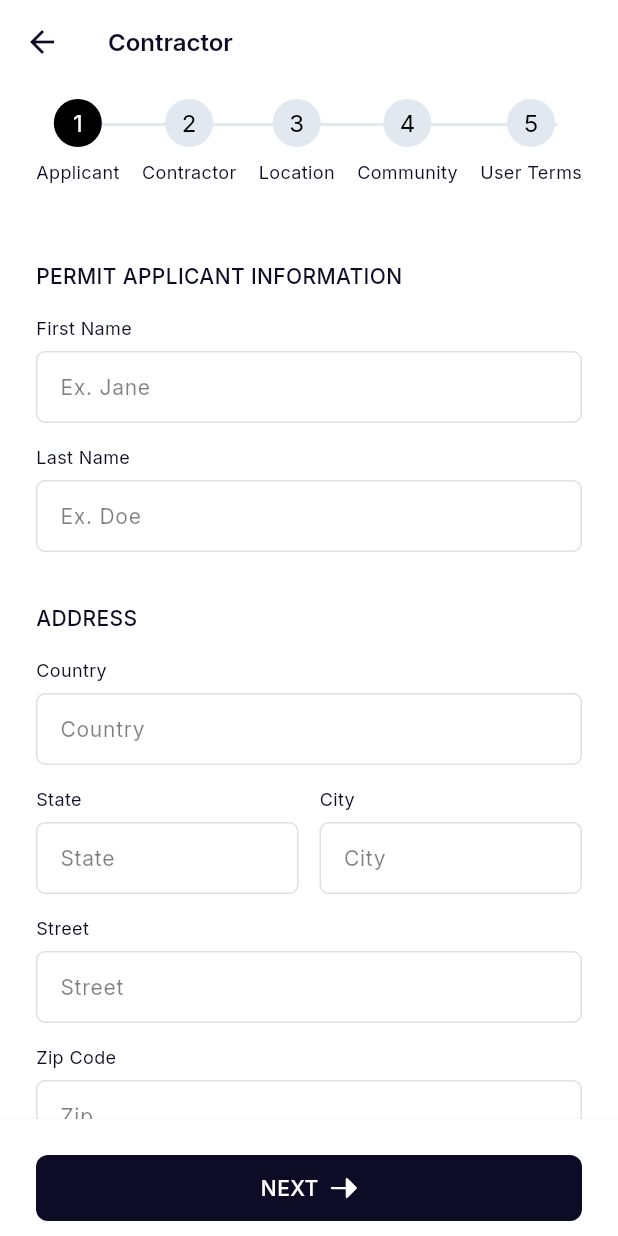
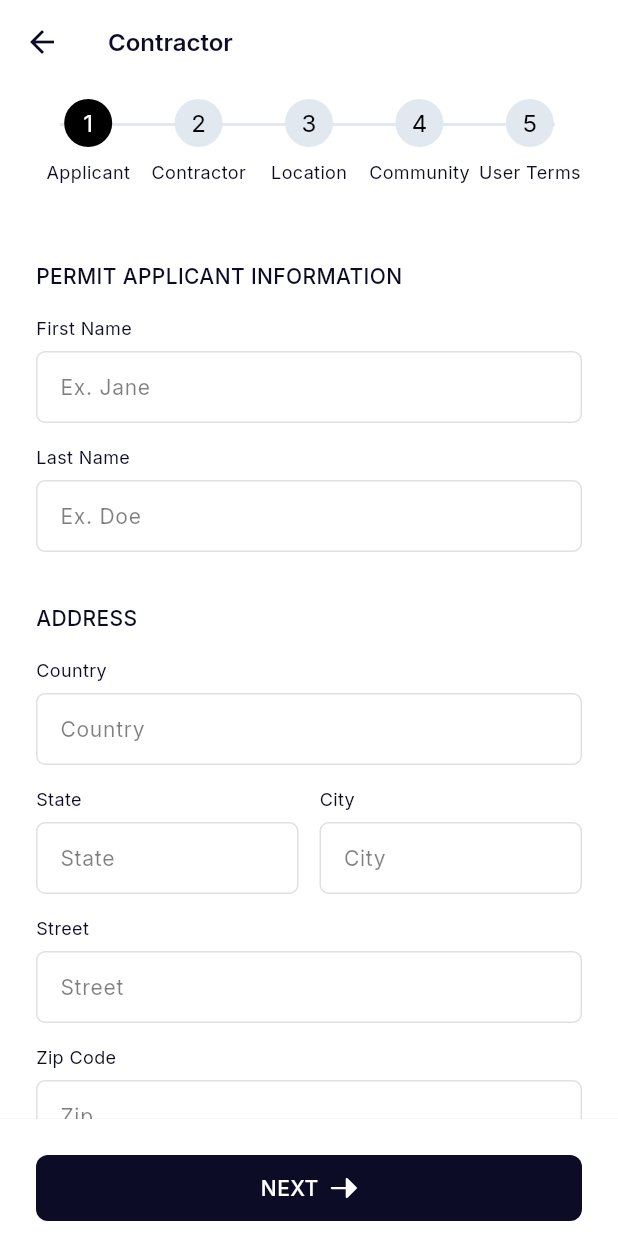
Before and after one commit to abdialidrus/simplepermit-user, a Flutter app: the ApplicationView screen opened directly with sample values from the repository, on a phone screen of 412 x 824 dp. Run offline on Flutter 3.47's test engine with Material 3 defaults, Android fonts, the phone set to English and light mode, and no system bars; drawn by our look-alikes of auto_size_text; our stand-ins replace dio, dotted_border, email_validator, equatable, file_picker, flutter_smart_dialog and 8 more; project files that could hold a hidden picture were left out.

Commit message:
update the indicator label to enable resizing when the label text is not fit horizontally

```diff
--- a/lib/ui/views/application/widgets/step_progress_indicator.dart
+++ b/lib/ui/views/application/widgets/step_progress_indicator.dart
@@ -1,3 +1,4 @@
+import 'package:auto_size_text/auto_size_text.dart';
 import 'package:flutter/material.dart';
 import 'package:permit_user_app/ui/common/app_typography.dart';
 
@@ -11,7 +12,7 @@ class StepProgressIndicator extends StatelessWidget {
       children: [
         // Line layer
         Padding(
-          padding: const EdgeInsets.only(top: 16, left: 16, right: 16),
+          padding: const EdgeInsets.only(top: 16, left: 16, right: 18),
           child: Row(
             children: [
               Expanded(
@@ -26,12 +27,23 @@ class StepProgressIndicator extends StatelessWidget {
         // Steps layer
         Row(
           mainAxisAlignment: MainAxisAlignment.spaceBetween,
+          spacing: 4,
           children: [
-            _buildStep(1, 'Applicant'),
-            _buildStep(2, 'Contractor'),
-            _buildStep(3, 'Location'),
-            _buildStep(4, 'Community'),
-            _buildStep(5, 'User Terms'),
+            Expanded(
+              child: _buildStep(1, 'Applicant'),
+            ),
+            Expanded(
+              child: _buildStep(2, 'Contractor'),
+            ),
+            Expanded(
+              child: _buildStep(3, 'Location'),
+            ),
+            Expanded(
+              child: _buildStep(4, 'Community'),
+            ),
+            Expanded(
+              child: _buildStep(5, 'User Terms'),
+            ),
           ],
         ),
       ],
@@ -77,9 +89,11 @@ class StepProgressIndicator extends StatelessWidget {
           ),
         ),
         const SizedBox(height: 8),
-        Text(
+        AutoSizeText(
           label,
           style: ktsLabelRegular,
+          maxLines: 1,
+          minFontSize: 8,
         ),
       ],
     );
```
